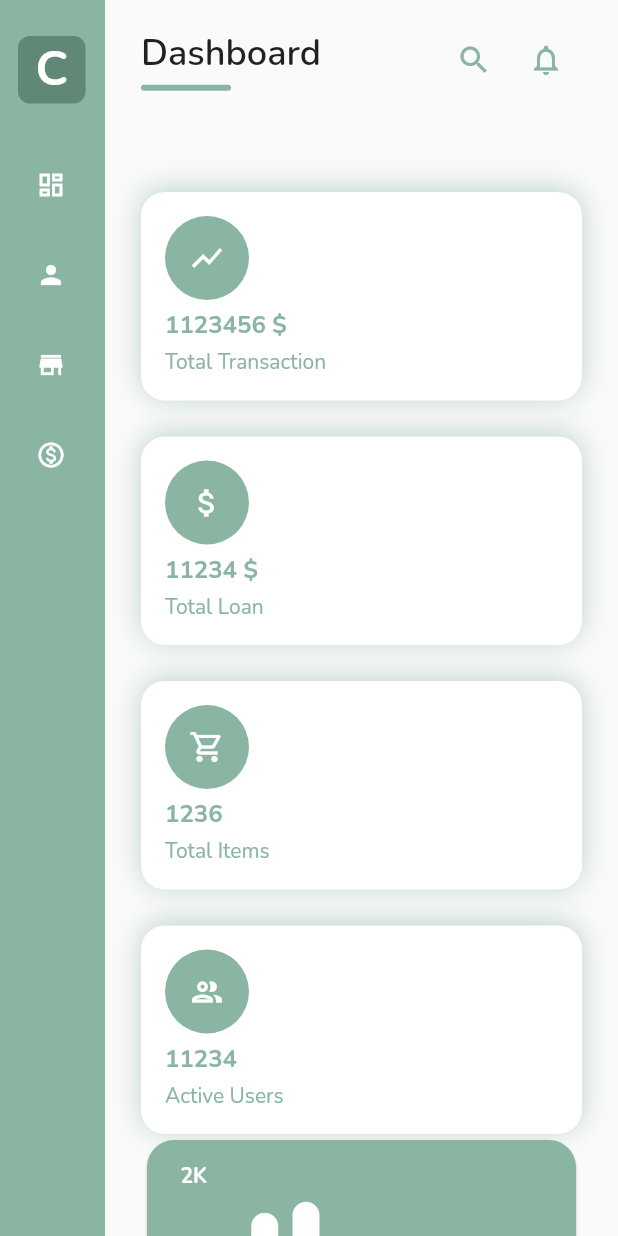
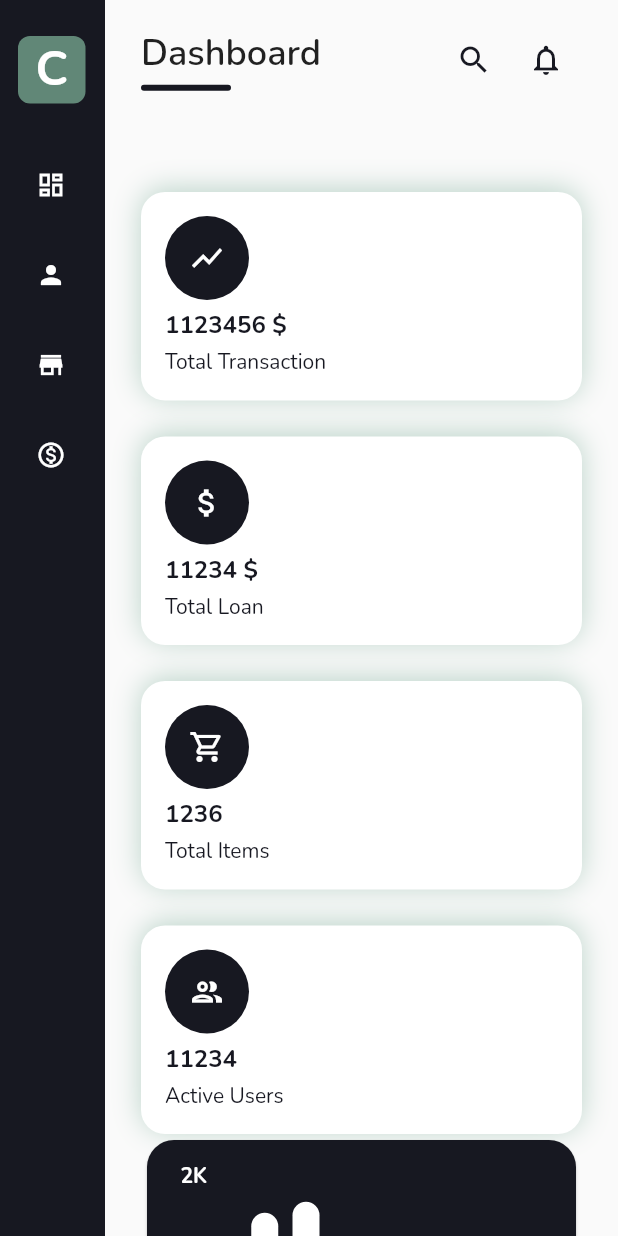
Before and after one commit to KenzieFu/admn, a Flutter app: the screen it shows after launch, on a phone screen of 412 x 824 dp. Run offline on Flutter 3.47's test engine with Material 2 defaults, Android fonts, the phone set to English and light mode, and no system bars; drawn by our look-alikes of fl_chart; our stand-ins replace data_table_2.

Commit message:
no message

```diff
--- a/lib/constaints.dart
+++ b/lib/constaints.dart
@@ -1,7 +1,7 @@
 import 'package:flutter/material.dart';
 
 const textColor = Color(0xff585858);
-const primary = Color(0xff89B5A2);
+const primary = Color(0xFF171821);
 const primaryLight = Color(0xffCCECDF);
 const primaryAncient = Color(0xff618777);
 
```
